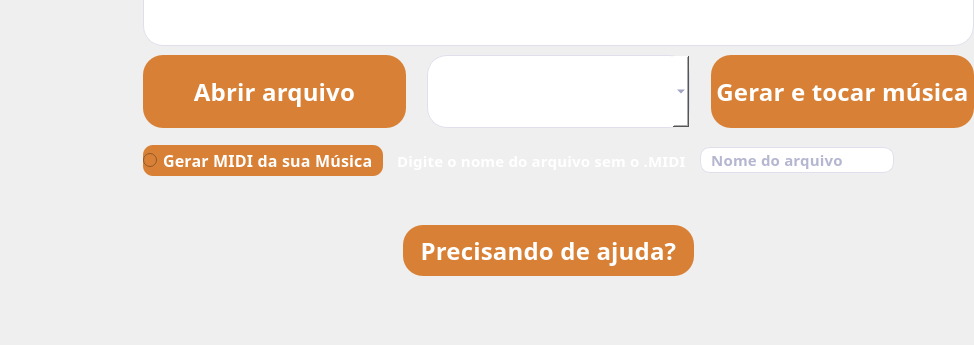
Above: mainwindow.ui from JuDCraide/Trabalho-UFRGS-TCP-Notas-Musicais before the change; both pictures show x 0 to 974 and y 505 to 850 of the 1119 by 850 pixel window. Below: the same form after it.
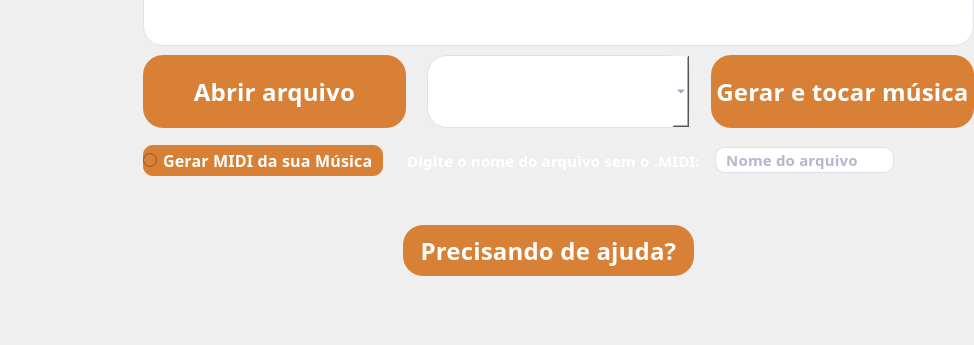
That is the form after the change. Icons and pictures are not drawn.

Commit message: Função abrir arquivo implementada

Patch:
```diff
--- a/mainwindow.ui
+++ b/mainwindow.ui
@@ -419,6 +419,22 @@
           </property>
          </widget>
         </item>
+        <item>
+         <spacer name="horizontalSpacer_5">
+          <property name="orientation">
+           <enum>Qt::Horizontal</enum>
+          </property>
+          <property name="sizeType">
+           <enum>QSizePolicy::Maximum</enum>
+          </property>
+          <property name="sizeHint" stdset="0">
+           <size>
+            <width>10</width>
+            <height>10</height>
+           </size>
+          </property>
+         </spacer>
+        </item>
         <item>
          <widget class="QLabel" name="lableDigiteNome">
           <property name="enabled">
@@ -907,232 +923,18 @@
            <enum>QFrame::Plain</enum>
           </property>
           <property name="text">
-           <string>  Digite o nome do arquivo sem o .MIDI  </string>
+           <string>  Digite o nome do arquivo sem o .MIDI:  </string>
           </property>
          </widget>
         </item>
         <item>
          <widget class="QLineEdit" name="nomeArquivo">
-          <property name="enabled">
-           <bool>false</bool>
-          </property>
           <property name="sizePolicy">
            <sizepolicy hsizetype="Preferred" vsizetype="Fixed">
             <horstretch>0</horstretch>
             <verstretch>0</verstretch>
            </sizepolicy>
           </property>
-          <property name="palette">
-           <palette>
-            <active>
-             <colorrole role="WindowText">
-              <brush brushstyle="SolidPattern">
-               <color alpha="255">
-                <red>107</red>
-                <green>109</green>
-                <blue>162</blue>
-               </color>
-              </brush>
-             </colorrole>
-             <colorrole role="Button">
-              <brush brushstyle="SolidPattern">
-               <color alpha="255">
-                <red>255</red>
-                <green>255</green>
-                <blue>255</blue>
-               </color>
-              </brush>
-             </colorrole>
-             <colorrole role="Text">
-              <brush brushstyle="SolidPattern">
-               <color alpha="255">
-                <red>107</red>
-                <green>109</green>
-                <blue>162</blue>
-               </color>
-              </brush>
-             </colorrole>
-             <colorrole role="ButtonText">
-              <brush brushstyle="SolidPattern">
-               <color alpha="255">
-                <red>107</red>
-                <green>109</green>
-                <blue>162</blue>
-               </color>
-              </brush>
-             </colorrole>
-             <colorrole role="Base">
-              <brush brushstyle="SolidPattern">
-               <color alpha="255">
-                <red>255</red>
-                <green>255</green>
-                <blue>255</blue>
-               </color>
-              </brush>
-             </colorrole>
-             <colorrole role="Window">
-              <brush brushstyle="SolidPattern">
-               <color alpha="255">
-                <red>255</red>
-                <green>255</green>
-                <blue>255</blue>
-               </color>
-              </brush>
-             </colorrole>
-             <colorrole role="PlaceholderText">
-              <brush brushstyle="NoBrush">
-               <color alpha="128">
-                <red>107</red>
-                <green>109</green>
-                <blue>162</blue>
-               </color>
-              </brush>
-             </colorrole>
-            </active>
-            <inactive>
-             <colorrole role="WindowText">
-              <brush brushstyle="SolidPattern">
-               <color alpha="255">
-                <red>107</red>
-                <green>109</green>
-                <blue>162</blue>
-               </color>
-              </brush>
-             </colorrole>
-             <colorrole role="Button">
-              <brush brushstyle="SolidPattern">
-               <color alpha="255">
-                <red>255</red>
-                <green>255</green>
-                <blue>255</blue>
-               </color>
-              </brush>
-             </colorrole>
-             <colorrole role="Text">
-              <brush brushstyle="SolidPattern">
-               <color alpha="255">
-                <red>107</red>
-                <green>109</green>
-                <blue>162</blue>
-               </color>
-              </brush>
-             </colorrole>
-             <colorrole role="ButtonText">
-              <brush brushstyle="SolidPattern">
-               <color alpha="255">
-                <red>107</red>
-                <green>109</green>
-                <blue>162</blue>
-               </color>
-              </brush>
-             </colorrole>
-             <colorrole role="Base">
-              <brush brushstyle="SolidPattern">
-               <color alpha="255">
-                <red>255</red>
-                <green>255</green>
-                <blue>255</blue>
-               </color>
-              </brush>
-             </colorrole>
-             <colorrole role="Window">
-              <brush brushstyle="SolidPattern">
-               <color alpha="255">
-                <red>255</red>
-                <green>255</green>
-                <blue>255</blue>
-               </color>
-              </brush>
-             </colorrole>
-             <colorrole role="PlaceholderText">
-              <brush brushstyle="NoBrush">
-               <color alpha="128">
-                <red>107</red>
-                <green>109</green>
-                <blue>162</blue>
-               </color>
-              </brush>
-             </colorrole>
-            </inactive>
-            <disabled>
-             <colorrole role="WindowText">
-              <brush brushstyle="SolidPattern">
-               <color alpha="255">
-                <red>107</red>
-                <green>109</green>
-                <blue>162</blue>
-               </color>
-              </brush>
-             </colorrole>
-             <colorrole role="Button">
-              <brush brushstyle="SolidPattern">
-               <color alpha="255">
-                <red>255</red>
-                <green>255</green>
-                <blue>255</blue>
-               </color>
-              </brush>
-             </colorrole>
-             <colorrole role="Text">
-              <brush brushstyle="SolidPattern">
-               <color alpha="255">
-                <red>107</red>
-                <green>109</green>
-                <blue>162</blue>
-               </color>
-              </brush>
-             </colorrole>
-             <colorrole role="ButtonText">
-              <brush brushstyle="SolidPattern">
-               <color alpha="255">
-                <red>107</red>
-                <green>109</green>
-                <blue>162</blue>
-               </color>
-              </brush>
-             </colorrole>
-             <colorrole role="Base">
-              <brush brushstyle="SolidPattern">
-               <color alpha="255">
-                <red>255</red>
-                <green>255</green>
-                <blue>255</blue>
-               </color>
-              </brush>
-             </colorrole>
-             <colorrole role="Window">
-              <brush brushstyle="SolidPattern">
-               <color alpha="255">
-                <red>255</red>
-                <green>255</green>
-                <blue>255</blue>
-               </color>
-              </brush>
-             </colorrole>
-             <colorrole role="PlaceholderText">
-              <brush brushstyle="NoBrush">
-               <color alpha="128">
-                <red>107</red>
-                <green>109</green>
-                <blue>162</blue>
-               </color>
-              </brush>
-             </colorrole>
-            </disabled>
-           </palette>
-          </property>
-          <property name="font">
-           <font>
-            <family>Muli</family>
-            <pointsize>11</pointsize>
-            <weight>75</weight>
-            <italic>false</italic>
-            <bold>true</bold>
-           </font>
-          </property>
-          <property name="acceptDrops">
-           <bool>false</bool>
-          </property>
           <property name="styleSheet">
            <string notr="true">background: #FFFFFF;
 border: 1px solid #DFE0EB;
```
Left out of the diff: 30 changed lines with no effect on the pictures. The commit also changes 1 other file.
